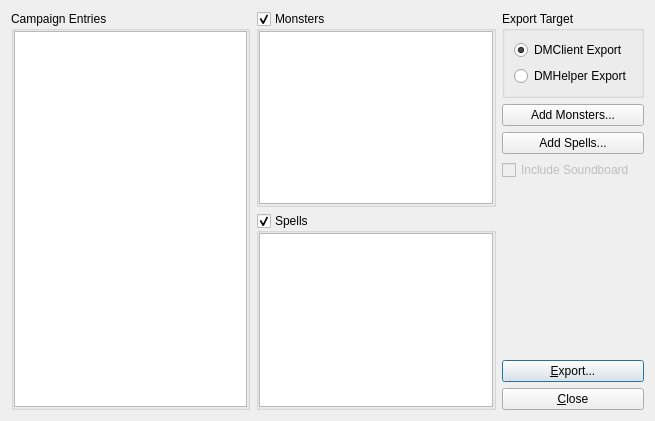
Before: the Qt Designer form DMHelper/src/exportdialog.ui in MMetze/DMHelper, drawn with Qt 5.
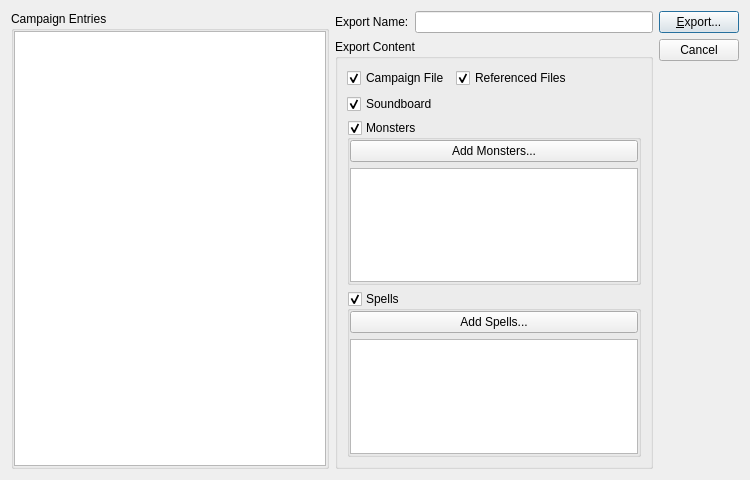
After: the same form once the commit is applied. Icons and pictures are not drawn.

Commit message: Major improvements on the export dialog

The edit to the form file:
```diff
--- a/DMHelper/src/exportdialog.ui
+++ b/DMHelper/src/exportdialog.ui
@@ -9,8 +9,8 @@
    <rect>
     <x>0</x>
     <y>0</y>
-    <width>655</width>
-    <height>421</height>
+    <width>750</width>
+    <height>480</height>
    </rect>
   </property>
   <property name="windowTitle">
@@ -19,7 +19,7 @@
   <property name="styleSheet">
    <string notr="true">background-image: url(:/img/data/parchment.jpg);</string>
   </property>
-  <layout class="QHBoxLayout" name="horizontalLayout">
+  <layout class="QHBoxLayout" name="horizontalLayout_2" stretch="5,5,0">
    <item>
     <widget class="QGroupBox" name="grpEntries">
      <property name="title">
@@ -60,7 +60,79 @@
     </widget>
    </item>
    <item>
-    <layout class="QVBoxLayout" name="verticalLayout_3">
+    <layout class="QVBoxLayout" name="verticalLayout_2">
+     <item>
+      <layout class="QHBoxLayout" name="horizontalLayout">
+       <item>
+        <widget class="QLabel" name="label">
+         <property name="text">
+          <string>Export Name:</string>
+         </property>
+        </widget>
+       </item>
+       <item>
+        <widget class="QLineEdit" name="edtExportName"/>
+       </item>
+      </layout>
+     </item>
+     <item>
+      <widget class="QGroupBox" name="groupBox">
+       <property name="title">
+        <string>Export Content</string>
+       </property>
+       <layout class="QVBoxLayout" name="verticalLayout">
+        <item>
+         <layout class="QFormLayout" name="formLayout">
+          <item row="0" column="0">
+           <widget class="QCheckBox" name="chkCampaignFile">
+            <property name="sizePolicy">
+             <sizepolicy hsizetype="Preferred" vsizetype="Fixed">
+              <horstretch>0</horstretch>
+              <verstretch>0</verstretch>
+             </sizepolicy>
+            </property>
+            <property name="toolTip">
+             <string>Use this to export assets to send to your Players that use DMClient</string>
+            </property>
+            <property name="text">
+             <string>Campaign File</string>
+            </property>
+            <property name="checked">
+             <bool>true</bool>
+            </property>
+           </widget>
+          </item>
+          <item row="0" column="1">
+           <widget class="QCheckBox" name="chkReferences">
+            <property name="sizePolicy">
+             <sizepolicy hsizetype="Preferred" vsizetype="Fixed">
+              <horstretch>0</horstretch>
+              <verstretch>0</verstretch>
+             </sizepolicy>
+            </property>
+            <property name="toolTip">
+             <string>Use this for sharing your notes, maps, encounters and assets for importing into another DMHelper campaign</string>
+            </property>
+            <property name="text">
+             <string>Referenced Files</string>
+            </property>
+            <property name="checked">
+             <bool>true</bool>
+            </property>
+           </widget>
+          </item>
+          <item row="1" column="0">
+           <widget class="QCheckBox" name="chkSoundboard">
+            <property name="text">
+             <string>Soundboard</string>
+            </property>
+            <property name="checked">
+             <bool>true</bool>
+            </property>
+           </widget>
+          </item>
+         </layout>
+        </item>
      <item>
       <widget class="QGroupBox" name="grpMonsters">
        <property name="title">
@@ -82,9 +154,19 @@
         <property name="bottomMargin">
          <number>0</number>
         </property>
-        <item row="0" column="0">
+           <item row="1" column="0">
          <widget class="QListWidget" name="listMonsters"/>
         </item>
+           <item row="0" column="0">
+            <widget class="QPushButton" name="btnAddMonsters">
+             <property name="enabled">
+              <bool>true</bool>
+             </property>
+             <property name="text">
+              <string>Add Monsters...</string>
+             </property>
+            </widget>
+           </item>
        </layout>
       </widget>
      </item>
@@ -109,77 +191,10 @@
         <property name="bottomMargin">
          <number>0</number>
         </property>
-        <item row="0" column="0">
+           <item row="2" column="0">
          <widget class="QListWidget" name="listSpells"/>
         </item>
-       </layout>
-      </widget>
-     </item>
-    </layout>
-   </item>
-   <item>
-    <layout class="QVBoxLayout" name="verticalLayout_2">
-     <item>
-      <widget class="QGroupBox" name="groupBox">
-       <property name="title">
-        <string>Export Target</string>
-       </property>
-       <layout class="QVBoxLayout" name="verticalLayout">
-        <item>
-         <widget class="QRadioButton" name="btnClient">
-          <property name="sizePolicy">
-           <sizepolicy hsizetype="Preferred" vsizetype="Fixed">
-            <horstretch>0</horstretch>
-            <verstretch>0</verstretch>
-           </sizepolicy>
-          </property>
-          <property name="toolTip">
-           <string>Use this to export assets to send to your Players that use DMClient</string>
-          </property>
-          <property name="text">
-           <string>DMClient Export</string>
-          </property>
-          <property name="checked">
-           <bool>true</bool>
-          </property>
-          <attribute name="buttonGroup">
-           <string notr="true">grpExportType</string>
-          </attribute>
-         </widget>
-        </item>
-        <item>
-         <widget class="QRadioButton" name="btnFull">
-          <property name="sizePolicy">
-           <sizepolicy hsizetype="Preferred" vsizetype="Fixed">
-            <horstretch>0</horstretch>
-            <verstretch>0</verstretch>
-           </sizepolicy>
-          </property>
-          <property name="toolTip">
-           <string>Use this for sharing your notes, maps, encounters and assets for importing into another DMHelper campaign</string>
-          </property>
-          <property name="text">
-           <string>DMHelper Export</string>
-          </property>
-          <attribute name="buttonGroup">
-           <string notr="true">grpExportType</string>
-          </attribute>
-         </widget>
-        </item>
-       </layout>
-      </widget>
-     </item>
-     <item>
-      <widget class="QPushButton" name="btnAddMonsters">
-       <property name="enabled">
-        <bool>true</bool>
-       </property>
-       <property name="text">
-        <string>Add Monsters...</string>
-       </property>
-      </widget>
-     </item>
-     <item>
+           <item row="1" column="0">
       <widget class="QPushButton" name="btnAddSpells">
        <property name="enabled">
         <bool>true</bool>
@@ -189,14 +204,34 @@
        </property>
       </widget>
      </item>
+          </layout>
+         </widget>
+        </item>
+       </layout>
+      </widget>
+     </item>
+    </layout>
+   </item>
      <item>
-      <widget class="QCheckBox" name="chkSoundboard">
-       <property name="enabled">
+    <layout class="QVBoxLayout" name="verticalLayout_3">
+     <item>
+      <widget class="QPushButton" name="btnExport">
+       <property name="text">
+        <string>&amp;Export...</string>
+       </property>
+       <property name="default">
+        <bool>true</bool>
+       </property>
+      </widget>
+     </item>
+     <item>
+      <widget class="QPushButton" name="btnCancel">
+       <property name="text">
+        <string>Cancel</string>
+       </property>
+       <property name="autoDefault">
         <bool>false</bool>
        </property>
-       <property name="text">
-        <string>Include Soundboard</string>
-       </property>
       </widget>
      </item>
      <item>
@@ -212,26 +247,6 @@
        </property>
       </spacer>
      </item>
-     <item>
-      <widget class="QPushButton" name="btnExport">
-       <property name="text">
-        <string>&amp;Export...</string>
-       </property>
-       <property name="default">
-        <bool>true</bool>
-       </property>
-      </widget>
-     </item>
-     <item>
-      <widget class="QPushButton" name="btnClose">
-       <property name="text">
-        <string>&amp;Close</string>
-       </property>
-       <property name="autoDefault">
-        <bool>false</bool>
-       </property>
-      </widget>
-     </item>
     </layout>
    </item>
   </layout>
```
Left out of the diff: 32 changed lines with no effect on the pictures. Lines whose indentation alone changed are shown as unchanged. The commit also changes 9 other files.
